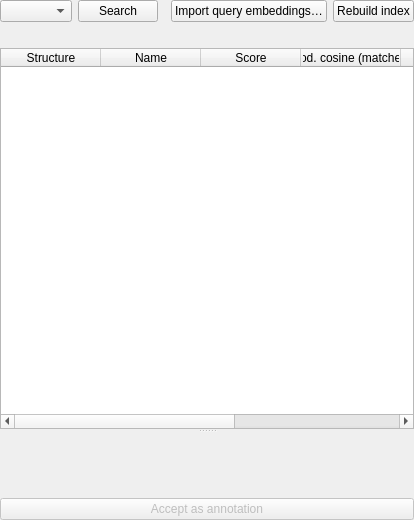
The window that gui/resources/SpectrumSearchPanel.ui (mhagar/MzKit) describes before a commit, drawn with Qt 5.
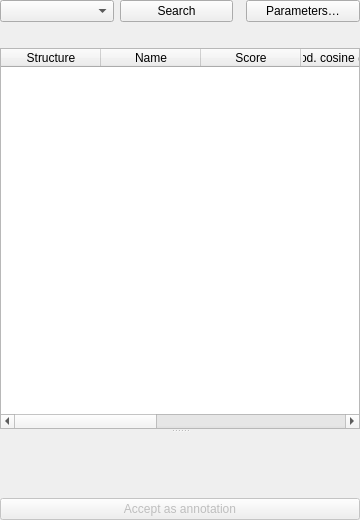
The same window after the commit. Custom widgets are drawn as their Qt base class.

Commit message: Expose parameters for db search; bump mzkit version

Diff of the .ui file:
```diff
--- a/gui/resources/SpectrumSearchPanel.ui
+++ b/gui/resources/SpectrumSearchPanel.ui
@@ -58,17 +58,7 @@
         <string>Load &lt;name&gt;.&lt;embedder&gt;.npz (ids, embeddings) for the analytes of the consensus .mgf from Export table, to search libraries embedded by that tool</string>
        </property>
        <property name="text">
-        <string>Import query embeddings…</string>
-       </property>
-      </widget>
-     </item>
-     <item>
-      <widget class="QPushButton" name="btnRebuild">
-       <property name="toolTip">
-        <string>Rebuild the spectral library index from the .mgf files (and &lt;library&gt;.&lt;embedder&gt;.npz embeddings) in the spectra/ folder</string>
-       </property>
-       <property name="text">
-        <string>Rebuild index</string>
+        <string>Parameters…</string>
        </property>
       </widget>
      </item>
```
Left out of the diff: 6 changed lines with no effect on the pictures. The commit also changes 19 other files.
